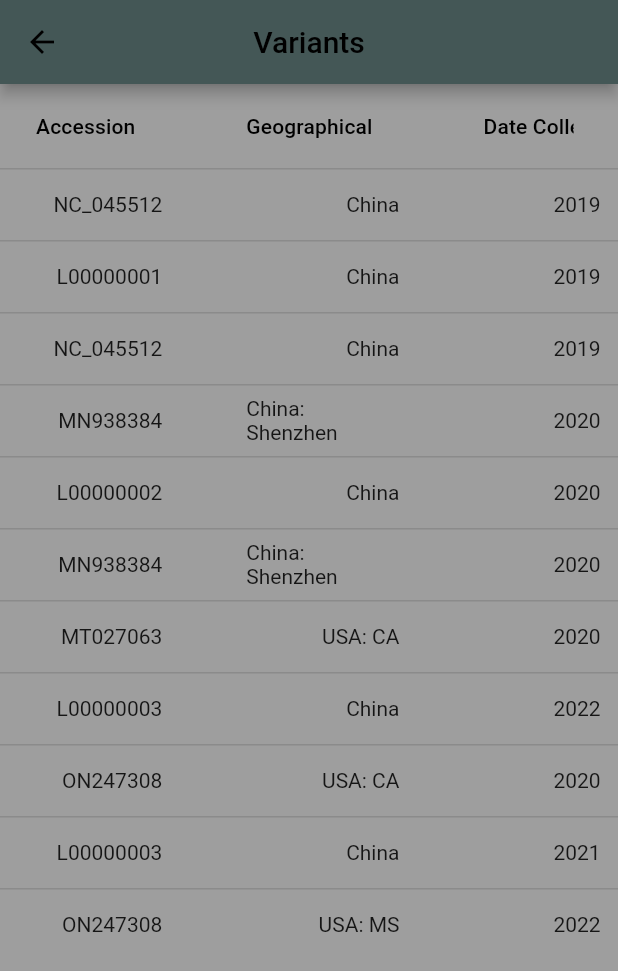
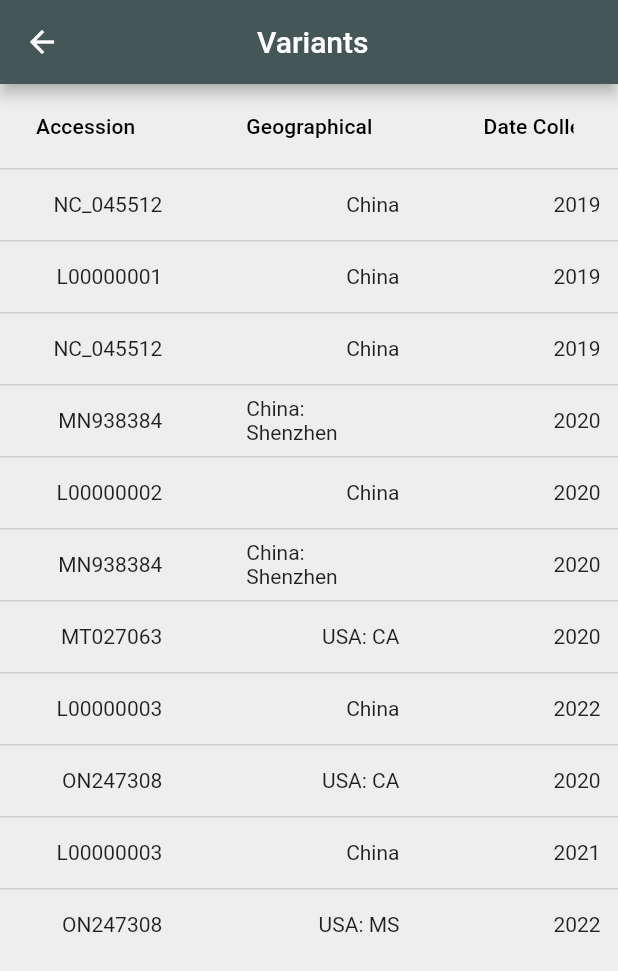
Before and after one commit to Fried-man/CENT, a Flutter app: the RegionCard widget shown alone on an empty page, opened directly with empty values, scrolled down 576 dp, after a tap on "See More...", on a phone screen of 412 x 824 dp. Shown: the top 971 px of the screen. Run offline on Flutter 3.47's test engine with Material 2 defaults, Android fonts, the phone set to English and light mode, and no system bars; our stand-ins replace auto_size_text, firebase_auth, firebase_core, google_maps_flutter; accounts and stored records are empty.

Commit message:
Updated table header and made pins interactive

```diff
--- a/lib/tabs/region.dart
+++ b/lib/tabs/region.dart
@@ -223,7 +223,7 @@ class _RegionCard extends State<RegionCard> {
                             child: TextButton(
                               onPressed: () => Navigator.push(
                                 context,
-                                MaterialPageRoute(builder: (context) => const VariantView())
+                                MaterialPageRoute(builder: (context) => VariantView(country: widget.country))
                               ),
                               child: const Text(
                                 "See More...",
--- a/lib/views/variant-view.dart
+++ b/lib/views/variant-view.dart
@@ -1,7 +1,9 @@
 import 'package:flutter/material.dart';
 
 class VariantView extends StatefulWidget {
-  const VariantView({Key? key}) : super(key: key);
+  final String country;
+
+  const VariantView({Key? key, required this.country}) : super(key: key);
 
   @override
   State<VariantView> createState() => _VariantView();
@@ -12,7 +14,10 @@ class _VariantView extends State<VariantView> {
   Widget build(BuildContext context)  {
     return Scaffold(
       appBar: AppBar(
-        title: const Text("Variants"),
+        iconTheme: const IconThemeData(
+          color: Colors.white, //change your color here
+        ),
+        title: Text(widget.country + " Variants", style: const TextStyle(color: Colors.white)),
         centerTitle: true,
         flexibleSpace: Container(
           decoration: BoxDecoration(
@@ -126,7 +131,7 @@ class _SortablePageState extends State<SortablePage> {
   Widget build(BuildContext context) => Scaffold(
     body: Stack(
       children: [
-        Container(color: Theme.of(context).primaryColor),
+        Container(color: Theme.of(context).backgroundColor),
         Align(
             alignment: Alignment.topCenter,
             child: SingleChildScrollView(
@@ -184,7 +189,8 @@ class _SortablePageState extends State<SortablePage> {
     lister.add(DataCell(
         Align(
             alignment: Alignment.centerRight,
-            child: user["pinned"] ?
+            child: IconButton(
+              icon: user["pinned"] ?
                 const Icon(
                   Icons.push_pin,
                   color: Color(0xff445756),
@@ -192,6 +198,12 @@ class _SortablePageState extends State<SortablePage> {
                 const Icon(
                     Icons.panorama_fish_eye,
                     color: Color(0xffcccccc)
+                ),
+              onPressed: () {
+                setState(() {
+                  user["pinned"] = !user["pinned"];
+                });
+              },
             )
         )
     ));
```
Lines whose indentation alone changed are shown as unchanged.
